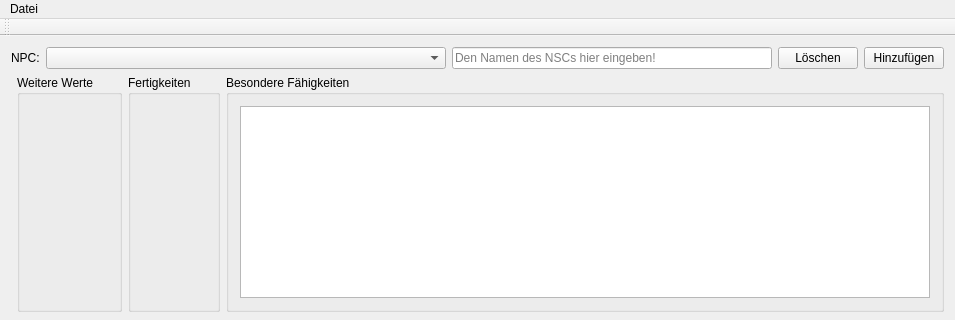
First picture: the form in mainwindow.ui, repository UrbanCee/ArxNPCEdit, before the edit; both pictures show x 0 to 955 and y 0 to 320 of the 955 by 538 pixel window.
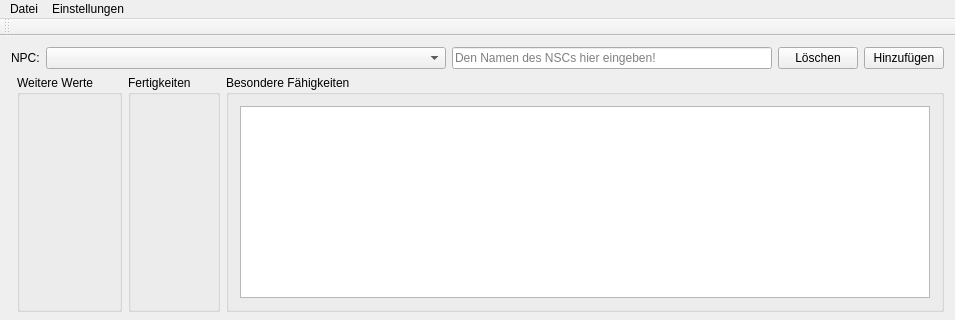
Second picture: the form after the edit.

Commit message: typo and open pdf

```diff
--- a/mainwindow.ui
+++ b/mainwindow.ui
@@ -163,7 +163,14 @@
     <addaction name="actionTEX_File_erzeugen"/>
     <addaction name="actionPdf_File_erzeugen_LaTeX_req"/>
    </widget>
+   <widget class="QMenu" name="menuEinstellungen">
+    <property name="title">
+     <string>Einstellungen</string>
+    </property>
+    <addaction name="actionTeX_File_beim_Erstellen_von_PDF_l_schen"/>
+   </widget>
    <addaction name="menuDatei"/>
+   <addaction name="menuEinstellungen"/>
   </widget>
   <widget class="QToolBar" name="mainToolBar">
    <attribute name="toolBarArea">
```
Left out of the diff: 11 changed lines with no effect on the pictures. The commit also changes 2 other files.
